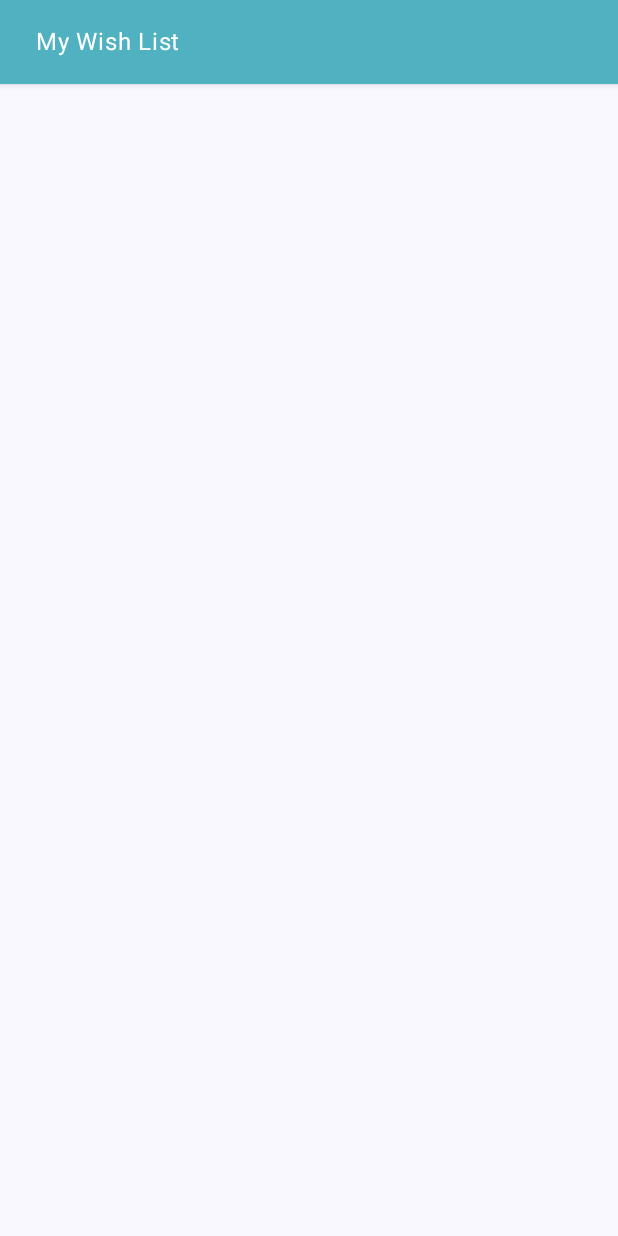
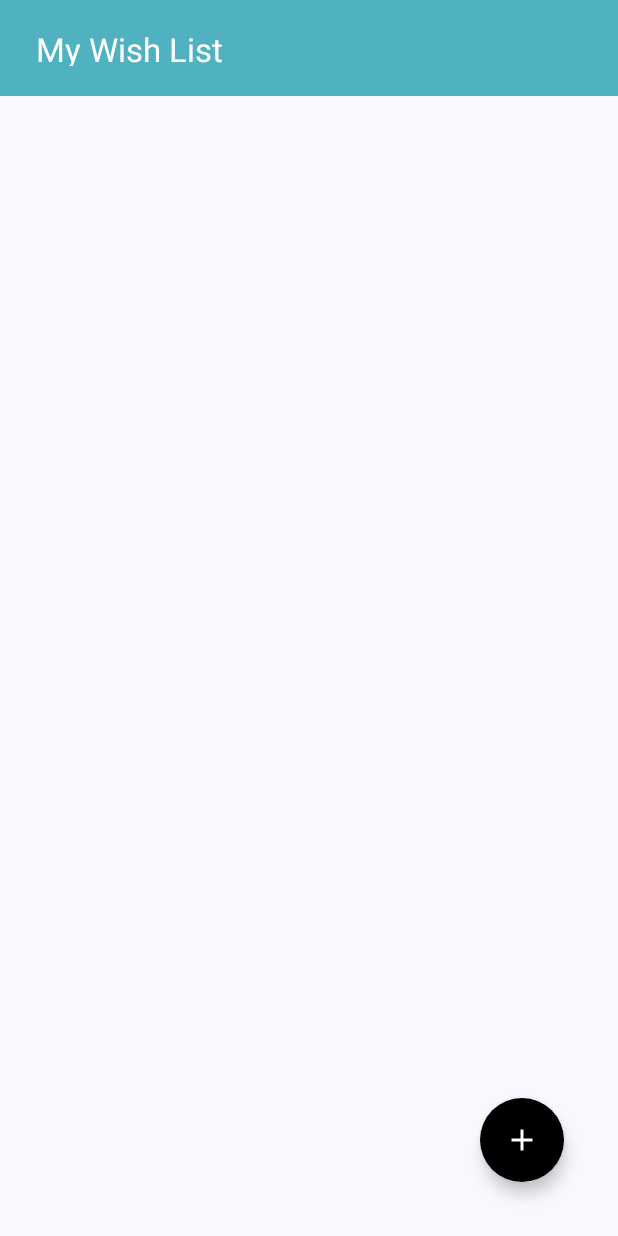
Before and after one commit to KrishKoria/MyWishListApp, an Android app built with Jetpack Compose: the screen it shows after launch (MainActivity), on a phone screen of 412 x 824 dp. Run offline under Robolectric (Android 15) with nearby library versions, the phone set to English and light mode, and no system bars.

Commit message:
Changed Everything to be material3 for now, started on wish display

```diff
--- a/app/src/main/java/com/example/mywishlistapp/AppBar.kt
+++ b/app/src/main/java/com/example/mywishlistapp/AppBar.kt
@@ -1,20 +1,23 @@
 package com.example.mywishlistapp
 
+import androidx.compose.foundation.layout.Box
 import androidx.compose.foundation.layout.heightIn
 import androidx.compose.foundation.layout.padding
-//noinspection UsingMaterialAndMaterial3Libraries
-import androidx.compose.material.TopAppBar
 import androidx.compose.material.icons.Icons
 import androidx.compose.material.icons.automirrored.filled.ArrowBack
+import androidx.compose.material3.ExperimentalMaterial3Api
 import androidx.compose.material3.Icon
 import androidx.compose.material3.IconButton
 import androidx.compose.material3.Text
+import androidx.compose.material3.TopAppBar
+import androidx.compose.material3.TopAppBarDefaults
 import androidx.compose.runtime.Composable
 import androidx.compose.ui.Modifier
 import androidx.compose.ui.graphics.Color
 import androidx.compose.ui.res.colorResource
 import androidx.compose.ui.unit.dp
 
+@OptIn(ExperimentalMaterial3Api::class)
 @Composable
 fun AppBar(
     title: String,
@@ -35,6 +38,20 @@ fun AppBar(
         } else {
             null
         }
+//    TopAppBar(
+//        title = {
+//            Text(
+//                text = title,
+//                color = colorResource(id = R.color.white),
+//                modifier = Modifier
+//                    .padding(start = 8.dp)
+//                    .heightIn(max = 24.dp)
+//            )
+//        },
+//        elevation = 3.dp,
+//        backgroundColor = colorResource(id = R.color.app_bar_color),
+//        navigationIcon = navigationIcon
+//    )
     TopAppBar(
         title = {
             Text(
@@ -45,8 +62,10 @@ fun AppBar(
                     .heightIn(max = 24.dp)
             )
         },
-        elevation = 3.dp,
-        backgroundColor = colorResource(id = R.color.app_bar_color),
-        navigationIcon = navigationIcon
+        navigationIcon = navigationIcon ?: {Box {}},
+        colors = TopAppBarDefaults.topAppBarColors(
+            containerColor = colorResource(id = R.color.app_bar_color),
+            titleContentColor = Color.White,
+        ),
     )
 }
--- a/app/src/main/java/com/example/mywishlistapp/HomeView.kt
+++ b/app/src/main/java/com/example/mywishlistapp/HomeView.kt
@@ -1,13 +1,29 @@
 package com.example.mywishlistapp
 
 import android.widget.Toast
+import androidx.compose.foundation.clickable
+import androidx.compose.foundation.layout.Column
 import androidx.compose.foundation.layout.fillMaxSize
+import androidx.compose.foundation.layout.fillMaxWidth
 import androidx.compose.foundation.layout.padding
 import androidx.compose.foundation.lazy.LazyColumn
+import androidx.compose.material.icons.Icons
+import androidx.compose.material.icons.filled.Add
+import androidx.compose.material3.Card
+import androidx.compose.material3.CardDefaults
+import androidx.compose.material3.FloatingActionButton
+import androidx.compose.material3.FloatingActionButtonDefaults
+import androidx.compose.material3.Icon
 import androidx.compose.material3.Scaffold
+import androidx.compose.material3.Text
 import androidx.compose.runtime.Composable
 import androidx.compose.ui.Modifier
+import androidx.compose.ui.graphics.Color
 import androidx.compose.ui.platform.LocalContext
+import androidx.compose.ui.text.font.FontWeight
+import androidx.compose.ui.unit.dp
+import com.example.mywishlistapp.data.Wish
+
 
 @Composable
 fun HomeView() {
@@ -17,12 +33,49 @@ fun HomeView() {
             AppBar(title = "My Wish List", onBackNavClicked = {
                 Toast.makeText(context, "Back Button Clicked", Toast.LENGTH_SHORT).show()
             })
+        },
+        floatingActionButton = {
+            FloatingActionButton(
+                onClick = {
+                    Toast.makeText(context, "Floating Button Clicked", Toast.LENGTH_SHORT).show()
+                },
+                modifier = Modifier.padding(20.dp),
+                contentColor = Color.White,
+                containerColor = Color.Black,
+                shape = FloatingActionButtonDefaults.largeShape
+            ) {
+                Icon(imageVector = Icons.Default.Add, contentDescription = "Add Item Button")
+            }
         }
+
     ) {
-        LazyColumn(modifier = Modifier
-            .fillMaxSize()
-            .padding(it)) {
+        LazyColumn(
+            modifier = Modifier
+                .fillMaxSize()
+                .padding(it)
+        ) {
 
         }
     }
 }
+
+@Composable
+fun WishItem(
+    wish: Wish,
+    onWishClicked: () -> Unit
+) {
+    Card(modifier = Modifier
+        .fillMaxWidth()
+        .padding(top = 8.dp, start = 8.dp, end = 8.dp)
+        .clickable { onWishClicked() },
+        elevation = CardDefaults.cardElevation(10.dp),
+        colors = CardDefaults.cardColors(
+            containerColor = Color.White
+        )
+    ) {
+        Column(modifier = Modifier.padding(16.dp)){
+            Text(text = wish.title, fontWeight = FontWeight.ExtraBold)
+            Text(text = wish.description)
+        }
+    }
+}
```
Also changed, not shown: app/src/main/java/com/example/mywishlistapp/data/Wish.kt (added, +7 -0 lines).
